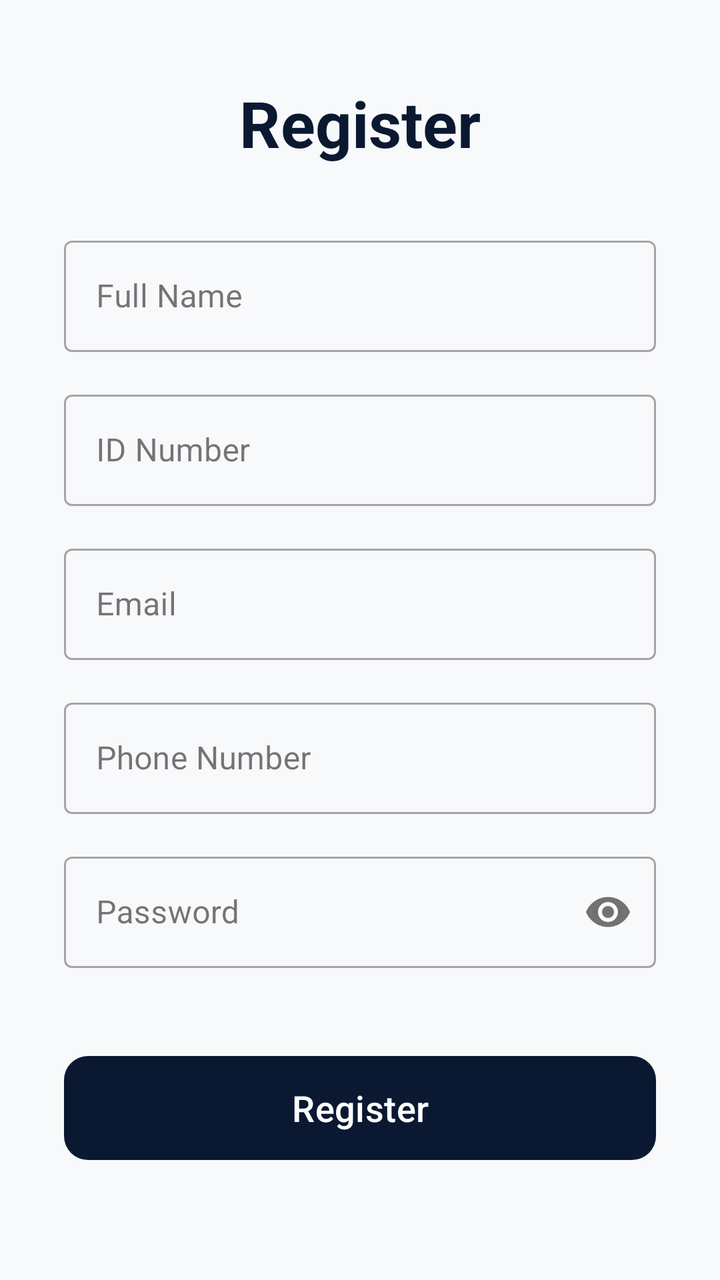
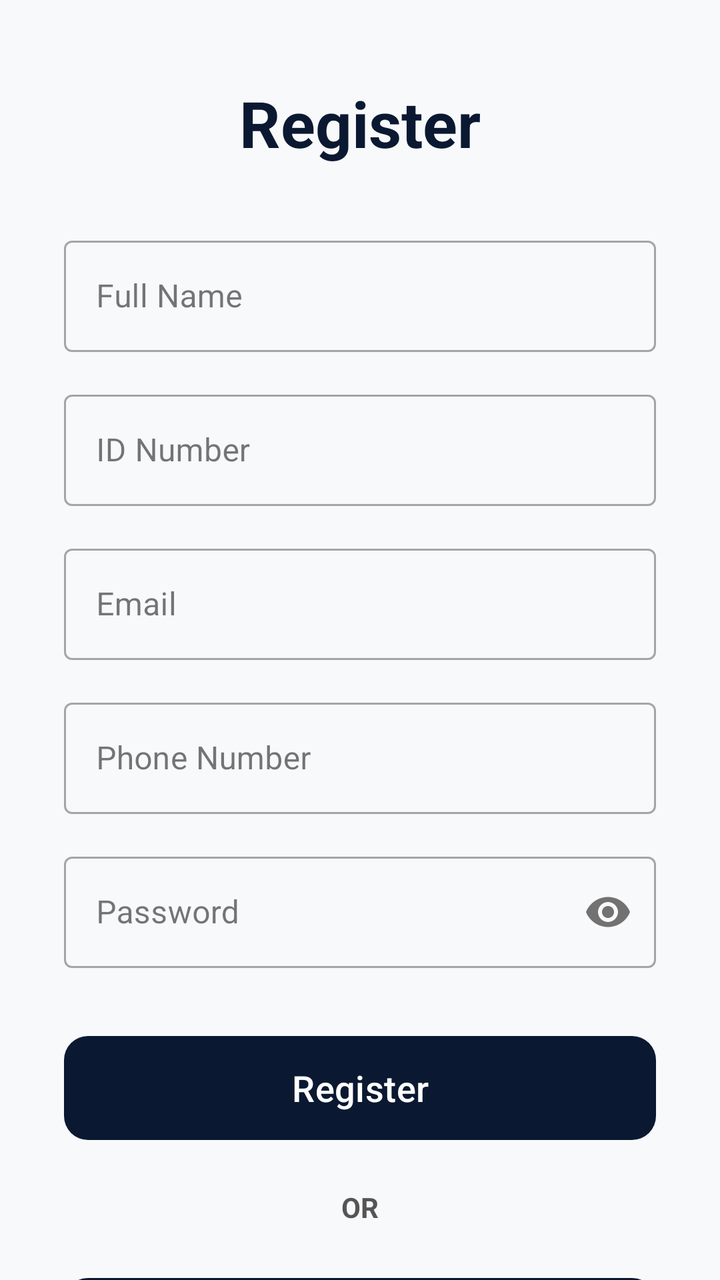

The first picture is an Android layout as it rendered before a commit; the second is the same layout after the commit. The layout source and the unified diff follow.
<!-- AndroidManifest.xml: application theme Theme.LegacyVaultSystem -->
<!-- res/layout/activity_register.xml -->
<?xml version="1.0" encoding="utf-8"?>
<androidx.core.widget.NestedScrollView xmlns:android="http://schemas.android.com/apk/res/android"
    xmlns:app="http://schemas.android.com/apk/res-auto"
    xmlns:tools="http://schemas.android.com/tools"
    android:layout_width="match_parent"
    android:layout_height="match_parent"
    android:background="@color/background_light"
    android:fillViewport="true"
    tools:context=".RegisterActivity">

    <androidx.constraintlayout.widget.ConstraintLayout
        android:layout_width="match_parent"
        android:layout_height="wrap_content"
        android:paddingBottom="32dp">

        <TextView
            android:id="@+id/tv_register_title"
            android:layout_width="wrap_content"
            android:layout_height="wrap_content"
            android:layout_marginTop="40dp"
            android:text="@string/register_title"
            android:textColor="@color/primary_dark_blue"
            android:textSize="32sp"
            android:textStyle="bold"
            app:layout_constraintEnd_toEndOf="parent"
            app:layout_constraintStart_toStartOf="parent"
            app:layout_constraintTop_toTopOf="parent" />

        <com.google.android.material.textfield.TextInputLayout
            android:id="@+id/til_full_name"
            style="@style/Widget.MaterialComponents.TextInputLayout.OutlinedBox"
            android:layout_width="0dp"
            android:layout_height="wrap_content"
            android:layout_marginHorizontal="32dp"
            android:layout_marginTop="32dp"
            android:hint="@string/hint_full_name"
            app:layout_constraintEnd_toEndOf="parent"
            app:layout_constraintStart_toStartOf="parent"
            app:layout_constraintTop_toBottomOf="@id/tv_register_title">

            <com.google.android.material.textfield.TextInputEditText
                android:id="@+id/et_full_name"
                android:layout_width="match_parent"
                android:layout_height="wrap_content"
                android:inputType="textPersonName" />
        </com.google.android.material.textfield.TextInputLayout>

        <com.google.android.material.textfield.TextInputLayout
            android:id="@+id/til_id_number"
            style="@style/Widget.MaterialComponents.TextInputLayout.OutlinedBox"
            android:layout_width="0dp"
            android:layout_height="wrap_content"
            android:layout_marginHorizontal="32dp"
            android:layout_marginTop="16dp"
            android:hint="@string/hint_id_number"
            app:layout_constraintEnd_toEndOf="parent"
            app:layout_constraintStart_toStartOf="parent"
            app:layout_constraintTop_toBottomOf="@id/til_full_name">

            <com.google.android.material.textfield.TextInputEditText
                android:id="@+id/et_id_number"
                android:layout_width="match_parent"
                android:layout_height="wrap_content"
                android:inputType="number" />
        </com.google.android.material.textfield.TextInputLayout>

        <com.google.android.material.textfield.TextInputLayout
            android:id="@+id/til_reg_email"
            style="@style/Widget.MaterialComponents.TextInputLayout.OutlinedBox"
            android:layout_width="0dp"
            android:layout_height="wrap_content"
            android:layout_marginHorizontal="32dp"
            android:layout_marginTop="16dp"
            android:hint="@string/hint_email"
            app:layout_constraintEnd_toEndOf="parent"
            app:layout_constraintStart_toStartOf="parent"
            app:layout_constraintTop_toBottomOf="@id/til_id_number">

            <com.google.android.material.textfield.TextInputEditText
                android:id="@+id/et_reg_email"
                android:layout_width="match_parent"
                android:layout_height="wrap_content"
                android:inputType="textEmailAddress" />
        </com.google.android.material.textfield.TextInputLayout>

        <com.google.android.material.textfield.TextInputLayout
            android:id="@+id/til_phone"
            style="@style/Widget.MaterialComponents.TextInputLayout.OutlinedBox"
            android:layout_width="0dp"
            android:layout_height="wrap_content"
            android:layout_marginHorizontal="32dp"
            android:layout_marginTop="16dp"
            android:hint="@string/hint_phone"
            app:layout_constraintEnd_toEndOf="parent"
            app:layout_constraintStart_toStartOf="parent"
            app:layout_constraintTop_toBottomOf="@id/til_reg_email">

            <com.google.android.material.textfield.TextInputEditText
                android:id="@+id/et_phone"
                android:layout_width="match_parent"
                android:layout_height="wrap_content"
                android:inputType="phone" />
        </com.google.android.material.textfield.TextInputLayout>

        <com.google.android.material.textfield.TextInputLayout
            android:id="@+id/til_reg_password"
            style="@style/Widget.MaterialComponents.TextInputLayout.OutlinedBox"
            android:layout_width="0dp"
            android:layout_height="wrap_content"
            android:layout_marginHorizontal="32dp"
            android:layout_marginTop="16dp"
            android:hint="@string/hint_password"
            app:layout_constraintEnd_toEndOf="parent"
            app:layout_constraintStart_toStartOf="parent"
            app:layout_constraintTop_toBottomOf="@id/til_phone"
            app:passwordToggleEnabled="true">

            <com.google.android.material.textfield.TextInputEditText
                android:id="@+id/et_reg_password"
                android:layout_width="match_parent"
                android:layout_height="wrap_content"
                android:inputType="textPassword" />
        </com.google.android.material.textfield.TextInputLayout>

        <com.google.android.material.button.MaterialButton
            android:id="@+id/btn_register_submit"
            android:layout_width="0dp"
            android:layout_height="60dp"
            android:layout_marginHorizontal="32dp"
            android:layout_marginTop="40dp"
            android:text="@string/btn_register"
            android:textAllCaps="false"
            android:textSize="18sp"
            app:backgroundTint="@color/primary_dark_blue"
            app:cornerRadius="12dp"
            app:layout_constraintEnd_toEndOf="parent"
            app:layout_constraintStart_toStartOf="parent"
            app:layout_constraintTop_toBottomOf="@id/til_reg_password" />

    </androidx.constraintlayout.widget.ConstraintLayout>
</androidx.core.widget.NestedScrollView>
<!-- resources referenced by this layout -->
<resources>
  <color name="background_light">#F8F9FA</color>
  <color name="primary_dark_blue">#0A1931</color>
  <string name="btn_register">Register</string>
  <string name="hint_email">Email</string>
  <string name="hint_full_name">Full Name</string>
  <string name="hint_id_number">ID Number</string>
  <string name="hint_password">Password</string>
  <string name="hint_phone">Phone Number</string>
  <string name="register_title">Register</string>
  <style name="Theme.LegacyVaultSystem" parent="Base.Theme.LegacyVaultSystem" />
  <style name="Base.Theme.LegacyVaultSystem" parent="Theme.Material3.DayNight.NoActionBar">
          
          <item name="colorPrimary">@color/primary_dark_blue</item>
          <item name="colorSecondary">@color/accent_gold</item>
          <item name="android:statusBarColor">@color/primary_dark_blue</item>
      </style>
  <color name="accent_gold">#D4AF37</color>
</resources>

<!-- the commit's change to res/layout/activity_register.xml (unified diff, before → after) -->
@@ -127,7 +127,7 @@
             android:layout_width="0dp"
             android:layout_height="60dp"
             android:layout_marginHorizontal="32dp"
-            android:layout_marginTop="40dp"
+            android:layout_marginTop="30dp"
             android:text="@string/btn_register"
             android:textAllCaps="false"
             android:textSize="18sp"
@@ -137,5 +137,39 @@
             app:layout_constraintStart_toStartOf="parent"
             app:layout_constraintTop_toBottomOf="@id/til_reg_password" />
 
+        <TextView
+            android:id="@+id/tv_reg_or"
+            android:layout_width="wrap_content"
+            android:layout_height="wrap_content"
+            android:layout_marginTop="20dp"
+            android:text="@string/or_divider"
+            android:textColor="@color/text_secondary"
+            android:textStyle="bold"
+            app:layout_constraintEnd_toEndOf="parent"
+            app:layout_constraintStart_toStartOf="parent"
+            app:layout_constraintTop_toBottomOf="@id/btn_register_submit" />
+
+        <com.google.android.material.button.MaterialButton
+            android:id="@+id/btn_reg_google_sign_in"
+            style="@style/Widget.MaterialComponents.Button.OutlinedButton"
+            android:layout_width="0dp"
+            android:layout_height="60dp"
+            android:layout_marginHorizontal="32dp"
+            android:layout_marginTop="20dp"
+            android:text="@string/btn_google_sign_in"
+            android:textAllCaps="false"
+            android:textColor="@color/primary_dark_blue"
+            android:textSize="16sp"
+            app:cornerRadius="12dp"
+            app:icon="@drawable/ic_google"
+            app:iconGravity="textStart"
+            app:iconPadding="12dp"
+            app:iconTint="@null"
+            app:layout_constraintEnd_toEndOf="parent"
+            app:layout_constraintStart_toStartOf="parent"
+            app:layout_constraintTop_toBottomOf="@id/tv_reg_or"
+            app:strokeColor="@color/primary_dark_blue"
+            app:strokeWidth="1.5dp" />
+
     </androidx.constraintlayout.widget.ConstraintLayout>
 </androidx.core.widget.NestedScrollView>
<!-- resource entries referenced after the edit -->
@@ -2,12 +2,35 @@
 <resources>
   <color name="background_light">#F8F9FA</color>
   <color name="primary_dark_blue">#0A1931</color>
+  <color name="text_secondary">#555555</color>
+  <!-- drawable ic_google (drawable) -->
+  <?xml version="1.0" encoding="utf-8"?>
+  <vector xmlns:android="http://schemas.android.com/apk/res/android"
+      android:width="24dp"
+      android:height="24dp"
+      android:viewportWidth="24"
+      android:viewportHeight="24">
+      <path
+          android:fillColor="#4285F4"
+          android:pathData="M22.56,12.25c0,-0.78 -0.07,-1.53 -0.2,-2.25H12v4.26h5.92c-0.26,1.37 -1.04,2.53 -2.21,3.31v2.77h3.57c2.08,-1.92 3.28,-4.74 3.28,-8.09z" />
+      <path
+          android:fillColor="#34A853"
+          android:pathData="M12,23c2.97,0 5.46,-0.98 7.28,-2.66l-3.57,-2.77c-0.98,0.66 -2.23,1.06 -3.71,1.06 -2.86,0 -5.29,-1.93 -6.16,-4.53H2.18v2.84C3.99,20.53 7.7,23 12,23z" />
+      <path
+          android:fillColor="#FBBC05"
+          android:pathData="M5.84,14.09c-0.22,-0.66 -0.35,-1.36 -0.35,-2.09s0.13,-1.43 0.35,-2.09V7.06H2.18C1.43,8.55 1,10.22 1,12s0.43,3.45 1.18,4.94l2.85,-2.22 0.81,-0.63z" />
+      <path
+          android:fillColor="#EA4335"
+          android:pathData="M12,5.38c1.62,0 3.06,0.56 4.21,1.64l3.15,-3.15C17.45,2.09 14.97,1 12,1 7.7,1 3.99,3.47 2.18,7.06l3.66,2.84c0.87,-2.6 3.3,-4.52 6.16,-4.52z" />
+  </vector>
+  <string name="btn_google_sign_in">Sign in with Google</string>
   <string name="btn_register">Register</string>
   <string name="hint_email">Email</string>
   <string name="hint_full_name">Full Name</string>
   <string name="hint_id_number">ID Number</string>
   <string name="hint_password">Password</string>
   <string name="hint_phone">Phone Number</string>
+  <string name="or_divider">OR</string>
   <string name="register_title">Register</string>
   <style name="Theme.LegacyVaultSystem" parent="Base.Theme.LegacyVaultSystem" />
   <style name="Base.Theme.LegacyVaultSystem" parent="Theme.Material3.DayNight.NoActionBar">
